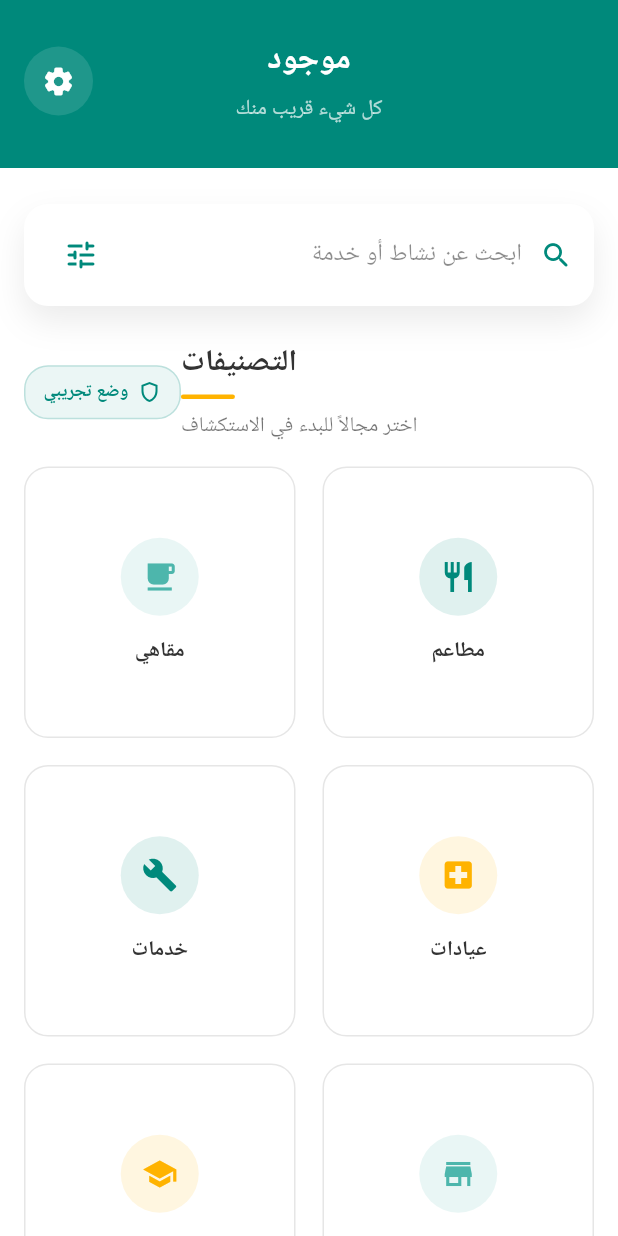
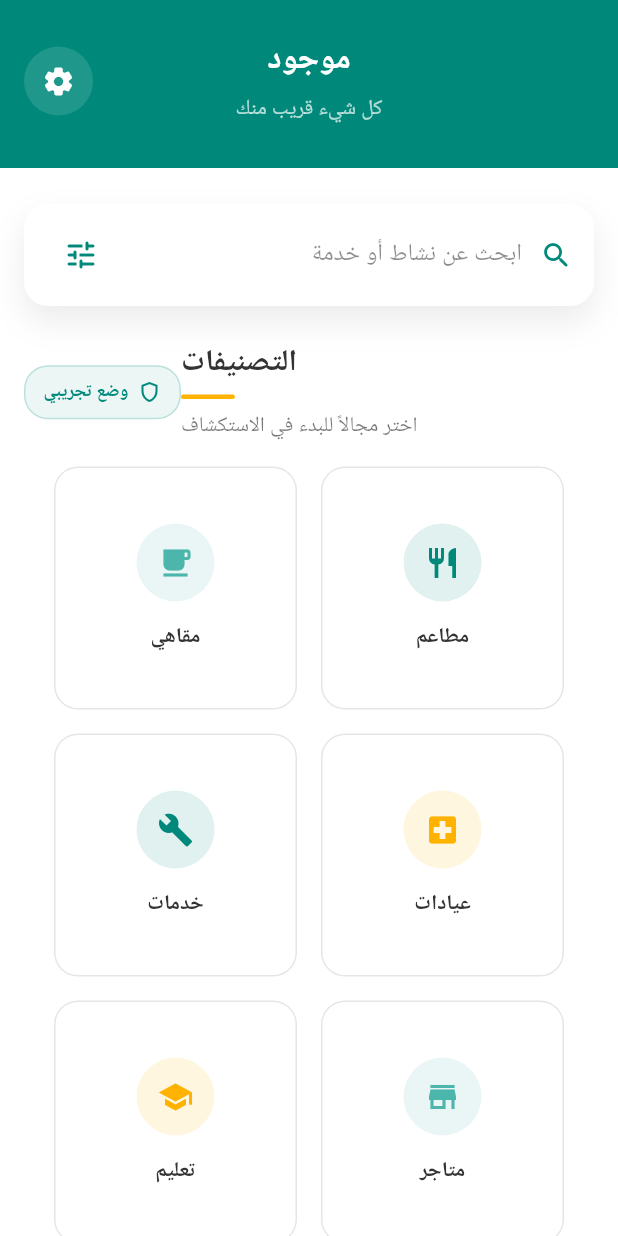
Before and after one commit to kezar0001-cpu/Mawjood, a Flutter app: the screen it shows after launch, on a phone screen of 412 x 824 dp. Run offline on Flutter 3.47's test engine with Material 3 defaults, Android fonts, the phone set to English and light mode, and no system bars; our stand-ins replace cached_network_image, google_fonts, supabase_flutter; accounts and stored records are empty; Roboto replaces fonts that are missing (Cairo).

Commit message:
Improve home grid spacing

```diff
--- a/lib/screens/home_screen.dart
+++ b/lib/screens/home_screen.dart
@@ -206,14 +206,19 @@ class _HomeScreenState extends State<HomeScreen> {
           );
         }
         final categories = snapshot.data ?? [];
+        return LayoutBuilder(
+          builder: (context, constraints) {
+            final crossAxisCount = (constraints.maxWidth / 180).floor().clamp(2, 4);
+
             return GridView.builder(
               shrinkWrap: true,
               physics: const NeverScrollableScrollPhysics(),
+              padding: const EdgeInsetsDirectional.fromSTEB(20, 0, 20, 12),
               itemCount: categories.length,
-          gridDelegate: const SliverGridDelegateWithFixedCrossAxisCount(
-            crossAxisCount: 2,
-            mainAxisSpacing: 18,
-            crossAxisSpacing: 18,
+              gridDelegate: SliverGridDelegateWithFixedCrossAxisCount(
+                crossAxisCount: crossAxisCount,
+                mainAxisSpacing: 16,
+                crossAxisSpacing: 16,
                 childAspectRatio: 1,
               ),
               itemBuilder: (context, index) {
@@ -225,6 +230,8 @@ class _HomeScreenState extends State<HomeScreen> {
                       context,
                       BusinessListScreen.routeName,
                       arguments: {'id': category.id, 'name': category.name},
+                    );
+                  },
                 );
               },
             );
```
Lines whose indentation alone changed are shown as unchanged.
